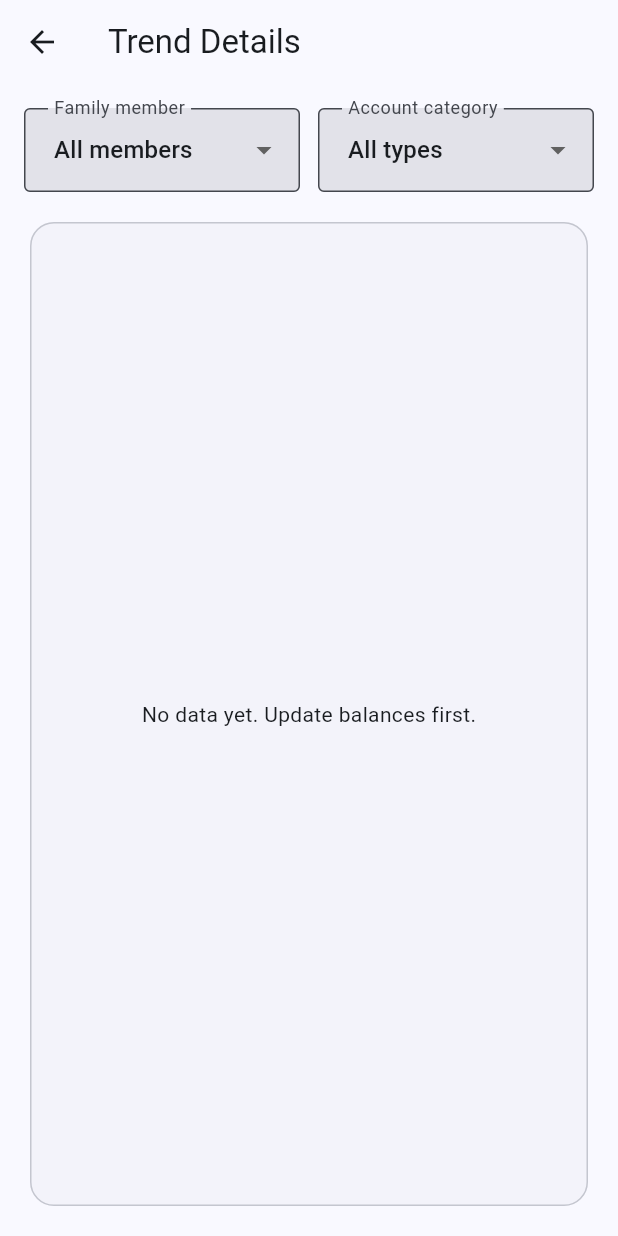
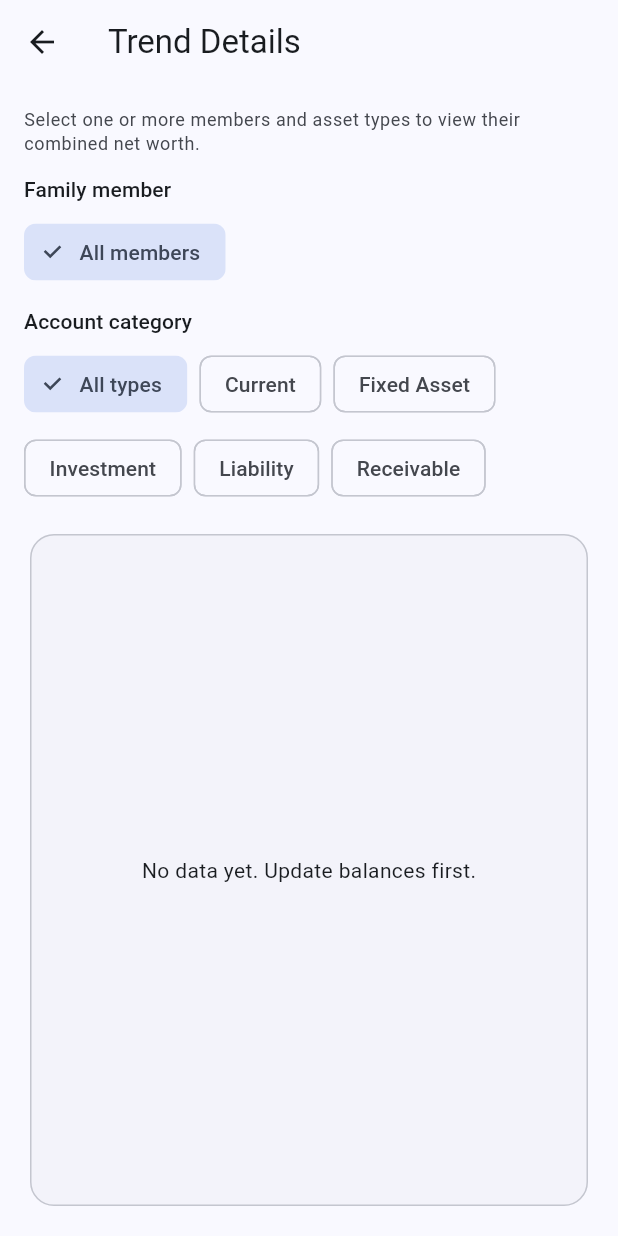
Before and after one commit to dashjay/asm, a Flutter app: the TrendDetailPage screen opened by its route, on a phone screen of 412 x 824 dp. Run offline on Flutter 3.47's test engine with Material 3 defaults, Android fonts, the phone set to English and light mode, and no system bars; our stand-ins replace drift, file_picker, fl_chart, flutter_local_notifications, flutter_riverpod, flutter_secure_storage and 3 more; accounts and stored records are empty; generated files the repository leaves out were written again; statements that could not run were skipped.

Commit message:
feat(charts): multi-select members and categories in trend filter
Replace the single-select member and category dropdowns on the trend
detail page with multi-select filter chips, so the family net-worth
trend can combine several members and/or asset categories at once.

This makes the chart meaningful across category shifts (e.g. cash
becoming a fixed asset when buying a house): selecting both affected
categories shows a smooth combined trend instead of two lines that each
swing wildly.

- Add TrendFilter value object (value equality for Riverpod family key)
- familyTrend/watchFamilyTrend now take Set<int> memberIds and
  Set<AccountCategory> categories (empty = all, combined with AND)
- TrendQuery carries a TrendFilter; chart takes a single filter prop
- Detail page uses FilterChips with All chips per dimension
- Show the previously-unused trendFilterHint and update its copy
- Extend repository tests for multi-member/multi-category combinations

Co-authored-by: DashJay <dashjay@users.noreply.github.com>

```diff
--- a/lib/core/providers/providers.dart
+++ b/lib/core/providers/providers.dart
@@ -7,6 +7,7 @@ import '../../data/repositories/repositories.dart';
 import '../../domain/currency/currency_converter.dart';
 import '../../domain/forecast/linear_forecast.dart';
 import '../../domain/models/enums.dart';
+import '../../domain/models/trend_filter.dart';
 import '../../domain/net_worth_calculator.dart';
 
 final databaseProvider = Provider<AppDatabase>((ref) {
@@ -95,12 +96,12 @@ final latestSessionProvider = StreamProvider<UpdateSession?>((ref) {
   return _watchDashboard(db, repo.latest);
 });
 
-/// Parameters for [familyTrendProvider]: the visible time window plus optional
-/// filters by family member and asset category. A `null` filter means "all".
+/// Parameters for [familyTrendProvider]: the visible time window plus an
+/// optional multi-select [TrendFilter] by family members and asset categories.
+/// An empty filter means "all".
 typedef TrendQuery = ({
   ChartRange range,
-  int? memberId,
-  AccountCategory? category,
+  TrendFilter filter,
 });
 
 final familyTrendProvider = StreamProvider.family<
@@ -113,8 +114,8 @@ final familyTrendProvider = StreamProvider.family<
     return ref.watch(sessionRepositoryProvider).watchFamilyTrend(
           displayCurrency: display,
           since: since,
-          memberId: query.memberId,
-          category: query.category,
+          memberIds: query.filter.memberIds,
+          categories: query.filter.categories,
         );
   },
 );
--- /dev/null
+++ b/lib/domain/models/trend_filter.dart
@@ -0,0 +1,50 @@
+import 'enums.dart';
+
+/// Immutable selection used to scope the family net-worth trend to one or more
+/// family members and/or one or more asset categories.
+///
+/// An empty [memberIds] means "all members"; an empty [categories] means "all
+/// categories". The two dimensions combine with AND (a member's account must
+/// also match a selected category to be counted).
+///
+/// This is a value object: two filters with the same contents are equal, which
+/// is required so a Riverpod `family` provider keyed on it caches correctly and
+/// does not rebuild on every widget build.
+class TrendFilter {
+  const TrendFilter({
+    this.memberIds = const {},
+    this.categories = const {},
+  });
+
+  final Set<int> memberIds;
+  final Set<AccountCategory> categories;
+
+  bool get isEmpty => memberIds.isEmpty && categories.isEmpty;
+
+  TrendFilter copyWith({
+    Set<int>? memberIds,
+    Set<AccountCategory>? categories,
+  }) =>
+      TrendFilter(
+        memberIds: memberIds ?? this.memberIds,
+        categories: categories ?? this.categories,
+      );
+
+  @override
+  bool operator ==(Object other) =>
+      other is TrendFilter &&
+      _setEquals(memberIds, other.memberIds) &&
+      _setEquals(categories, other.categories);
+
+  @override
+  int get hashCode => Object.hash(
+        Object.hashAllUnordered(memberIds),
+        Object.hashAllUnordered(categories),
+      );
+}
+
+bool _setEquals<T>(Set<T> a, Set<T> b) {
+  if (identical(a, b)) return true;
+  if (a.length != b.length) return false;
+  return a.containsAll(b);
+}
--- a/lib/features/charts/family_trend_chart.dart
+++ b/lib/features/charts/family_trend_chart.dart
@@ -8,6 +8,7 @@ import 'chart_axis.dart';
 import 'line_chart_touch.dart';
 import '../../domain/forecast/linear_forecast.dart';
 import '../../domain/models/enums.dart';
+import '../../domain/models/trend_filter.dart';
 import '../../l10n/app_localizations.dart';
 
 class FamilyTrendChart extends ConsumerStatefulWidget {
@@ -17,8 +18,7 @@ class FamilyTrendChart extends ConsumerStatefulWidget {
     this.range = ChartRange.all,
     this.showForecast = false,
     this.compact = false,
-    this.memberId,
-    this.category,
+    this.filter = const TrendFilter(),
   });
 
   final Currency displayCurrency;
@@ -26,11 +26,9 @@ class FamilyTrendChart extends ConsumerStatefulWidget {
   final bool showForecast;
   final bool compact;
 
-  /// Restrict the trend to a single family member's accounts. `null` = all.
-  final int? memberId;
-
-  /// Restrict the trend to a single asset category. `null` = all.
-  final AccountCategory? category;
+  /// Restrict the trend to the selected family members and/or asset categories.
+  /// An empty filter (the default) shows the whole family.
+  final TrendFilter filter;
 
   @override
   ConsumerState<FamilyTrendChart> createState() => _FamilyTrendChartState();
@@ -51,8 +49,7 @@ class _FamilyTrendChartState extends ConsumerState<FamilyTrendChart> {
     final locale = Localizations.localeOf(context).languageCode;
     final trendAsync = ref.watch(familyTrendProvider((
       range: _range,
-      memberId: widget.memberId,
-      category: widget.category,
+      filter: widget.filter,
     )));
 
     return trendAsync.when(
--- a/lib/features/charts/trend_detail_page.dart
+++ b/lib/features/charts/trend_detail_page.dart
@@ -3,12 +3,17 @@ import 'package:flutter_riverpod/flutter_riverpod.dart';
 
 import '../../core/providers/providers.dart';
 import '../../domain/models/enums.dart';
+import '../../domain/models/trend_filter.dart';
 import '../../l10n/app_localizations.dart';
 import 'family_trend_chart.dart';
 
-/// Lets the user drill into the family net-worth trend by selecting a specific
-/// family member and/or asset category. With nothing selected (the default) it
+/// Lets the user drill into the family net-worth trend by selecting any number
+/// of family members and/or asset categories. Selecting nothing (the default)
 /// shows the same family-total trend as the charts page.
+///
+/// Multi-select matters because a single account or category in isolation can
+/// swing wildly (e.g. cash dropping when a house is bought) while the combined
+/// view of the affected categories stays meaningful.
 class TrendDetailPage extends ConsumerStatefulWidget {
   const TrendDetailPage({super.key});
 
@@ -17,8 +22,8 @@ class TrendDetailPage extends ConsumerStatefulWidget {
 }
 
 class _TrendDetailPageState extends ConsumerState<TrendDetailPage> {
-  int? _memberId;
-  AccountCategory? _category;
+  final Set<int> _memberIds = {};
+  final Set<AccountCategory> _categories = {};
 
   @override
   Widget build(BuildContext context) {
@@ -33,57 +38,63 @@ class _TrendDetailPageState extends ConsumerState<TrendDetailPage> {
         child: Column(
           crossAxisAlignment: CrossAxisAlignment.start,
           children: [
+            Text(
+              l10n.trendFilterHint,
+              style: Theme.of(context).textTheme.bodySmall?.copyWith(
+                    color: Theme.of(context).colorScheme.onSurfaceVariant,
+                  ),
+            ),
+            const SizedBox(height: 12),
             membersAsync.when(
               loading: () => const SizedBox.shrink(),
               error: (e, _) => Text('$e'),
-              data: (members) => Row(
+              data: (members) => Column(
+                crossAxisAlignment: CrossAxisAlignment.start,
                 children: [
-                  Expanded(
-                    child: DropdownButtonFormField<int?>(
-                      initialValue: _memberId,
-                      isExpanded: true,
-                      decoration: InputDecoration(
-                        labelText: l10n.familyMemberLabel,
-                        border: const OutlineInputBorder(),
+                  _FilterSection(
+                    label: l10n.familyMemberLabel,
+                    children: [
+                      _AllChip(
+                        label: l10n.allMembers,
+                        selected: _memberIds.isEmpty,
+                        onSelected: () => setState(_memberIds.clear),
                       ),
-                      items: [
-                        DropdownMenuItem<int?>(
-                          value: null,
-                          child: Text(l10n.allMembers),
+                      for (final member in members)
+                        FilterChip(
+                          label: Text(member.name),
+                          selected: _memberIds.contains(member.id),
+                          onSelected: (on) => setState(() {
+                            if (on) {
+                              _memberIds.add(member.id);
+                            } else {
+                              _memberIds.remove(member.id);
+                            }
+                          }),
                         ),
-                        for (final member in members)
-                          DropdownMenuItem<int?>(
-                            value: member.id,
-                            child: Text(member.name),
-                          ),
-                      ],
-                      onChanged: (value) =>
-                          setState(() => _memberId = value),
-                    ),
+                    ],
                   ),
-                  const SizedBox(width: 12),
-                  Expanded(
-                    child: DropdownButtonFormField<AccountCategory?>(
-                      initialValue: _category,
-                      isExpanded: true,
-                      decoration: InputDecoration(
-                        labelText: l10n.accountCategoryLabel,
-                        border: const OutlineInputBorder(),
+                  const SizedBox(height: 12),
+                  _FilterSection(
+                    label: l10n.accountCategoryLabel,
+                    children: [
+                      _AllChip(
+                        label: l10n.allCategories,
+                        selected: _categories.isEmpty,
+                        onSelected: () => setState(_categories.clear),
                       ),
-                      items: [
-                        DropdownMenuItem<AccountCategory?>(
-                          value: null,
-                          child: Text(l10n.allCategories),
+                      for (final category in AccountCategory.values)
+                        FilterChip(
+                          label: Text(category.label(l10n)),
+                          selected: _categories.contains(category),
+                          onSelected: (on) => setState(() {
+                            if (on) {
+                              _categories.add(category);
+                            } else {
+                              _categories.remove(category);
+                            }
+                          }),
                         ),
-                        for (final category in AccountCategory.values)
-                          DropdownMenuItem<AccountCategory?>(
-                            value: category,
-                            child: Text(category.label(l10n)),
-                          ),
-                      ],
-                      onChanged: (value) =>
-                          setState(() => _category = value),
-                    ),
+                    ],
                   ),
                 ],
               ),
@@ -96,8 +107,12 @@ class _TrendDetailPageState extends ConsumerState<TrendDetailPage> {
                   child: FamilyTrendChart(
                     displayCurrency: display,
                     showForecast: true,
-                    memberId: _memberId,
-                    category: _category,
+                    // Snapshot the mutable selection sets so the provider's
+                    // cache key keeps its own copy and re-fetches on change.
+                    filter: TrendFilter(
+                      memberIds: Set.of(_memberIds),
+                      categories: Set.of(_categories),
+                    ),
                   ),
                 ),
               ),
@@ -108,3 +123,43 @@ class _TrendDetailPageState extends ConsumerState<TrendDetailPage> {
     );
   }
 }
+
+class _FilterSection extends StatelessWidget {
+  const _FilterSection({required this.label, required this.children});
+
+  final String label;
+  final List<Widget> children;
+
+  @override
+  Widget build(BuildContext context) {
+    return Column(
+      crossAxisAlignment: CrossAxisAlignment.start,
+      children: [
+        Text(label, style: Theme.of(context).textTheme.labelLarge),
+        const SizedBox(height: 8),
+        Wrap(spacing: 8, runSpacing: 8, children: children),
+      ],
+    );
+  }
+}
+
+class _AllChip extends StatelessWidget {
+  const _AllChip({
+    required this.label,
+    required this.selected,
+    required this.onSelected,
+  });
+
+  final String label;
+  final bool selected;
+  final VoidCallback onSelected;
+
+  @override
+  Widget build(BuildContext context) {
+    return FilterChip(
+      label: Text(label),
+      selected: selected,
+      onSelected: selected ? (_) {} : (_) => onSelected(),
+    );
+  }
+}
--- a/lib/l10n/app_en.arb
+++ b/lib/l10n/app_en.arb
@@ -122,7 +122,7 @@
   "familyTotalNetWorth": "Family Total Net Worth",
   "viewTrendDetails": "View Details",
   "trendDetailsTitle": "Trend Details",
-  "trendFilterHint": "Pick a member and/or asset type to view that portion of net worth.",
+  "trendFilterHint": "Select one or more members and asset types to view their combined net worth.",
   "allMembers": "All members",
   "allCategories": "All types",
   "wizardStepFx": "Enter FX Rates",
--- a/lib/l10n/app_localizations.dart
+++ b/lib/l10n/app_localizations.dart
@@ -533,7 +533,7 @@ abstract class AppLocalizations {
   /// No description provided for @trendFilterHint.
   ///
   /// In en, this message translates to:
-  /// **'Pick a member and/or asset type to view that portion of net worth.'**
+  /// **'Select one or more members and asset types to view their combined net worth.'**
   String get trendFilterHint;
 
   /// No description provided for @allMembers.
--- a/lib/l10n/app_localizations_en.dart
+++ b/lib/l10n/app_localizations_en.dart
@@ -259,7 +259,7 @@ class AppLocalizationsEn extends AppLocalizations {
 
   @override
   String get trendFilterHint =>
-      'Pick a member and/or asset type to view that portion of net worth.';
+      'Select one or more members and asset types to view their combined net worth.';
 
   @override
   String get allMembers => 'All members';
--- a/lib/l10n/app_localizations_zh.dart
+++ b/lib/l10n/app_localizations_zh.dart
@@ -248,7 +248,7 @@ class AppLocalizationsZh extends AppLocalizations {
   String get trendDetailsTitle => '走势详情';
 
   @override
-  String get trendFilterHint => '选择家庭成员和/或资产类型，查看对应净值变化。';
+  String get trendFilterHint => '可多选家庭成员和资产类型，合并查看对应净值变化。';
 
   @override
   String get allMembers => '全部成员';
--- a/lib/l10n/app_zh.arb
+++ b/lib/l10n/app_zh.arb
@@ -72,7 +72,7 @@
   "familyTotalNetWorth": "家庭总净值",
   "viewTrendDetails": "查看细节",
   "trendDetailsTitle": "走势详情",
-  "trendFilterHint": "选择家庭成员和/或资产类型，查看对应净值变化。",
+  "trendFilterHint": "可多选家庭成员和资产类型，合并查看对应净值变化。",
   "allMembers": "全部成员",
   "allCategories": "全部类型",
   "wizardStepFx": "录入汇率",
```
Also changed, not shown: lib/data/repositories/repositories.dart (+14 -11 lines), 1 other file.
